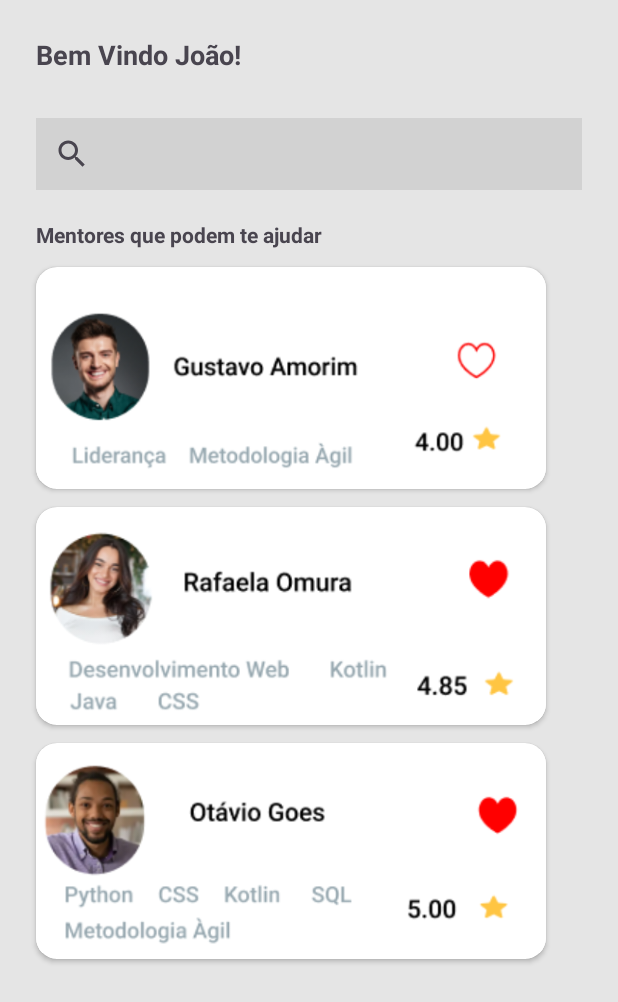
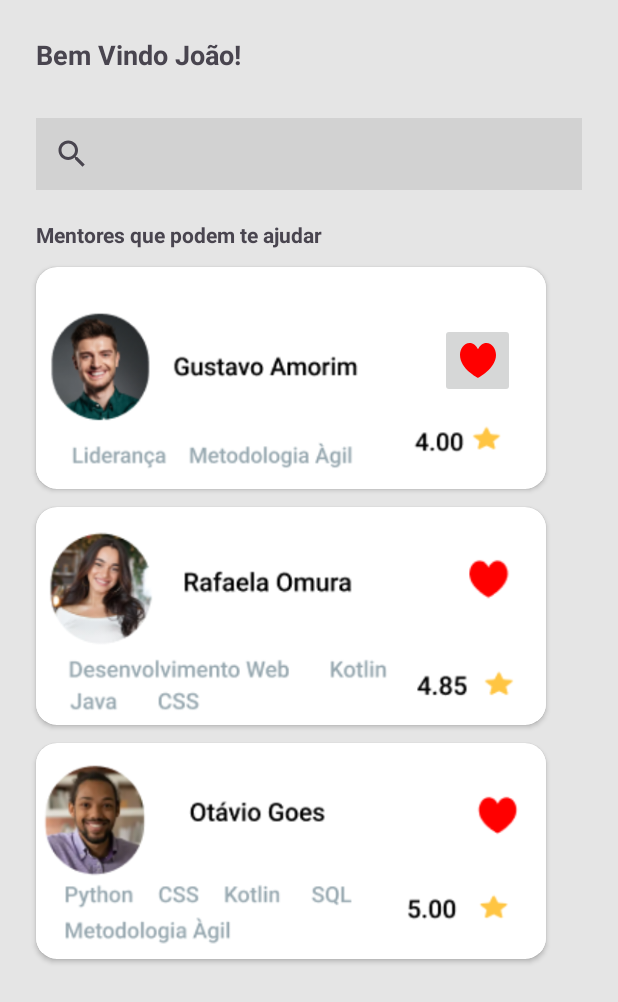
Before and after one commit to MarianaEB21/MentorMatch, an Android app: the layout fragment_home.xml on its own in the app's theme, with its tools: preview values and no code run, on a phone screen of 412 x 824 dp. Shown: the top 1002 px of the screen. Run offline under Robolectric (Android 15) with nearby library versions, the phone set to English and light mode, and no system bars.

Commit message:
Ajustando tela de home da aplicação.

```diff
--- /dev/null
+++ b/app/src/main/res/drawable/heart_filled.xml
@@ -0,0 +1,9 @@
+<vector xmlns:android="http://schemas.android.com/apk/res/android"
+    android:width="24dp"
+    android:height="23dp"
+    android:viewportWidth="24"
+    android:viewportHeight="23">
+  <path
+      android:pathData="M0,7.931C0,3.816 2.691,0 6.375,0C8.932,0 10.829,1.712 12,4.141C13.171,1.712 15.068,0 17.625,0C21.31,0 24,3.817 24,7.931C24,16.739 12,23 12,23C12,23 0,17.118 0,7.931Z"
+      android:fillColor="#FF0000"/>
+</vector>
--- a/app/src/main/res/layout/fragment_home.xml
+++ b/app/src/main/res/layout/fragment_home.xml
@@ -58,7 +58,18 @@
             android:id="@+id/img_mentor1"
             android:layout_width="340dp"
             android:layout_height="wrap_content"
-            android:src="@drawable/mentor1" />
+            android:src="@drawable/mentor1">
+        </ImageView>
+
+        <ImageButton
+            android:id="@+id/heart_filled"
+            android:layout_width="50dp"
+            android:layout_height="50dp"
+            android:layout_marginStart="269dp"
+            android:layout_marginTop="37dp"
+            android:src="@drawable/heart_filled"
+            />
+
     </androidx.cardview.widget.CardView>
 
     <androidx.cardview.widget.CardView
```
Also changed, not shown: app/src/main/java/br/com/fiap/mentormatch/Home.kt (+28 -1 lines).
